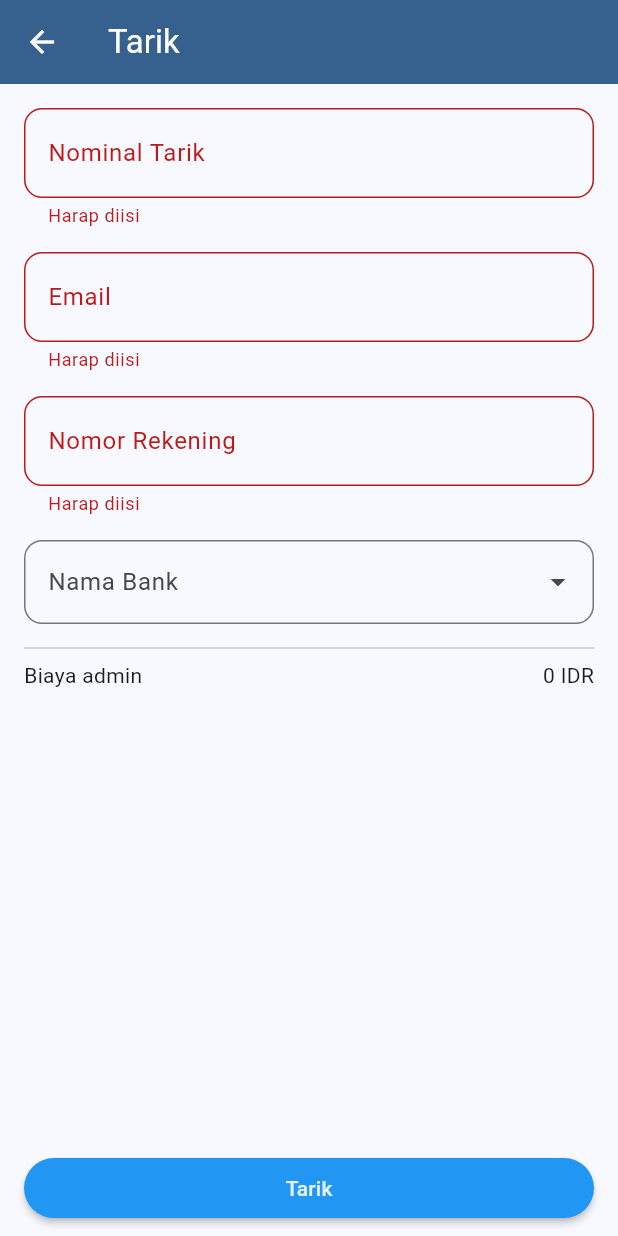
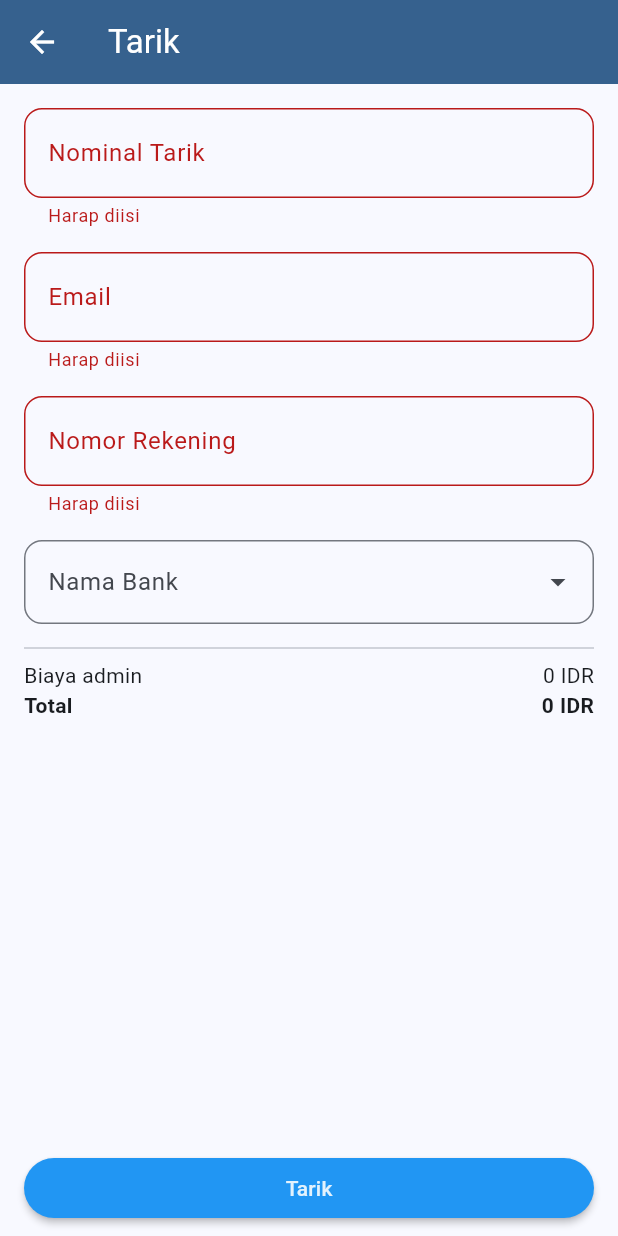
Before and after one commit to nfathoni79/pemindang-coba, a Flutter app: the WithdrawalView screen opened directly, after a tap on "Tarik", on a phone screen of 412 x 824 dp. Run offline on Flutter 3.47's test engine with Material 2 defaults, Android fonts, the phone set to English and light mode, and no system bars; drawn by our look-alikes of dropdown_search; our stand-ins replace get_it, shared_preferences, stacked; missing offline and left inert: flutter_custom_tabs; accounts and stored records are empty; network calls fail.

Commit message:
Tambah UI biaya total

```diff
--- a/lib/viewmodels/withdrawal_view_model.dart
+++ b/lib/viewmodels/withdrawal_view_model.dart
@@ -15,6 +15,8 @@ class WithdrawalViewModel extends FutureViewModel<int> {
   final emailController = TextEditingController();
   final accountNoController = TextEditingController();
   Bank? bank;
+  int adminCost = 0;
+  int totalAmount = 0;
 
   @override
   Future<int> futureToRun() {
@@ -24,8 +26,11 @@ class WithdrawalViewModel extends FutureViewModel<int> {
   Future<int> getAdminCost() async {
     setBusyForObject(getAdminCostKey, true);
     String costText = await _userService.getSeaseedConfig('admin_cost');
+    adminCost = int.parse(costText);
+    totalAmount = adminCost;
     setBusyForObject(getAdminCostKey, false);
-    return int.parse(costText);
+
+    return adminCost;
   }
 
   Future<List<Bank>> getBanks() async {
@@ -43,4 +48,14 @@ class WithdrawalViewModel extends FutureViewModel<int> {
     setBusyForObject(createWithdrawalKey, false);
     return true;
   }
+
+  void calculateTotalAmount() {
+    if (amountController.text != '') {
+      totalAmount = int.parse(amountController.text) + adminCost;
+    } else {
+      totalAmount = adminCost;
+    }
+
+    notifyListeners();
+  }
 }
--- a/lib/views/transfer_view.dart
+++ b/lib/views/transfer_view.dart
@@ -39,6 +39,21 @@ class TransferView extends StackedView<TransferViewModel> {
                         Text(viewModel.dataReady
                             ? '${MyUtils.formatNumber(viewModel.data)} IDR'
                             : '0 IDR'),
+                      ],
+                    ),
+                    Row(
+                      mainAxisAlignment: MainAxisAlignment.spaceBetween,
+                      children: [
+                        const Text(
+                          'Total',
+                          style: TextStyle(fontWeight: FontWeight.bold),
+                        ),
+                        Text(
+                          viewModel.dataReady
+                              ? '${MyUtils.formatNumber(viewModel.totalAmount)} IDR'
+                              : '0 IDR',
+                          style: const TextStyle(fontWeight: FontWeight.bold),
+                        ),
                       ],
                     ),
                   ],
@@ -88,6 +103,7 @@ class TransferView extends StackedView<TransferViewModel> {
             keyboardType: TextInputType.number,
             textInputAction: TextInputAction.done,
             validator: (value) => MyUtils.noEmptyValidator(value),
+            onChanged: (value) => viewModel.calculateTotalAmount(),
           ),
         ],
       ),
--- a/lib/views/widgets/my_text_form_field.dart
+++ b/lib/views/widgets/my_text_form_field.dart
@@ -14,6 +14,7 @@ class MyTextFormField extends StatelessWidget {
     this.obscureText = false,
     this.smallPadding = false,
     this.enabled,
+    this.onChanged,
   });
 
   final TextEditingController? controller;
@@ -27,6 +28,7 @@ class MyTextFormField extends StatelessWidget {
   final bool obscureText;
   final bool smallPadding;
   final bool? enabled;
+  final void Function(String)? onChanged;
 
   @override
   Widget build(BuildContext context) {
@@ -49,6 +51,7 @@ class MyTextFormField extends StatelessWidget {
       obscureText: obscureText,
       validator: validator,
       enabled: enabled,
+      onChanged: onChanged,
     );
   }
 }
--- a/lib/views/withdrawal_view.dart
+++ b/lib/views/withdrawal_view.dart
@@ -41,6 +41,21 @@ class WithdrawalView extends StackedView<WithdrawalViewModel> {
                               : '0 IDR'),
                         ],
                       ),
+                      Row(
+                        mainAxisAlignment: MainAxisAlignment.spaceBetween,
+                        children: [
+                          const Text(
+                            'Total',
+                            style: TextStyle(fontWeight: FontWeight.bold),
+                          ),
+                          Text(
+                            viewModel.dataReady
+                                ? '${MyUtils.formatNumber(viewModel.totalAmount)} IDR'
+                                : '0 IDR',
+                            style: const TextStyle(fontWeight: FontWeight.bold),
+                          ),
+                        ],
+                      ),
                     ],
                   ),
                 ),
@@ -72,6 +87,7 @@ class WithdrawalView extends StackedView<WithdrawalViewModel> {
             keyboardType: TextInputType.number,
             textInputAction: TextInputAction.next,
             validator: (value) => MyUtils.noEmptyValidator(value),
+            onChanged: (value) => viewModel.calculateTotalAmount(),
           ),
           const SizedBox(height: 16),
           MyTextFormField(
```
Also changed, not shown: lib/viewmodels/transfer_view_model.dart (+16 -1 lines).
